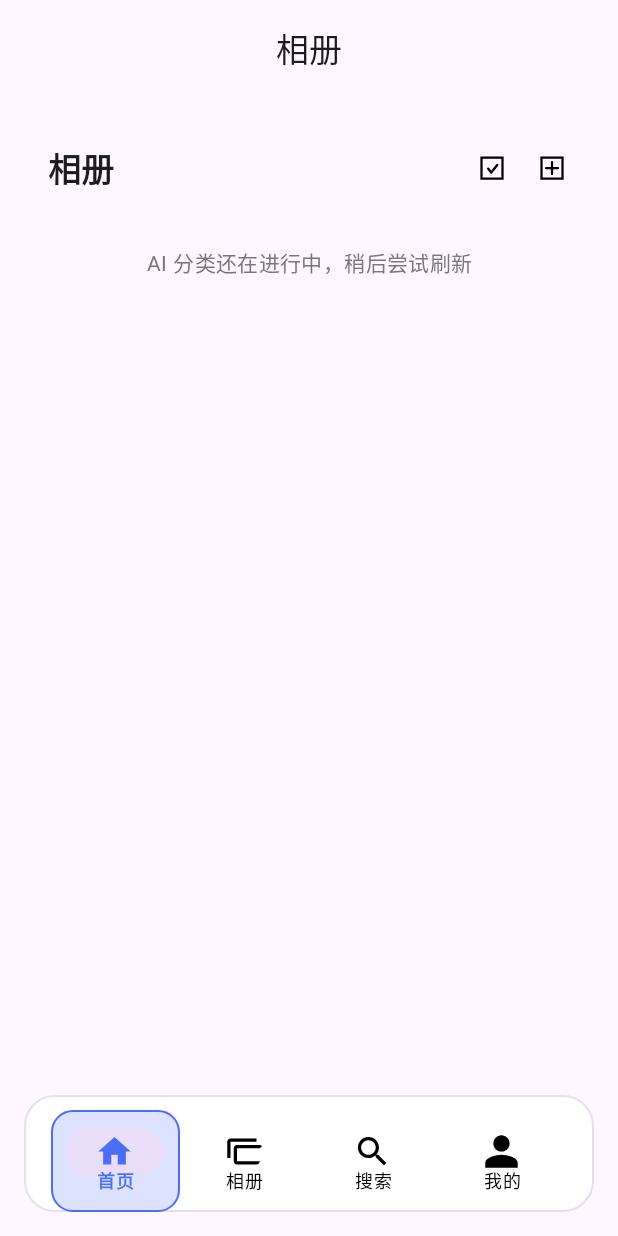
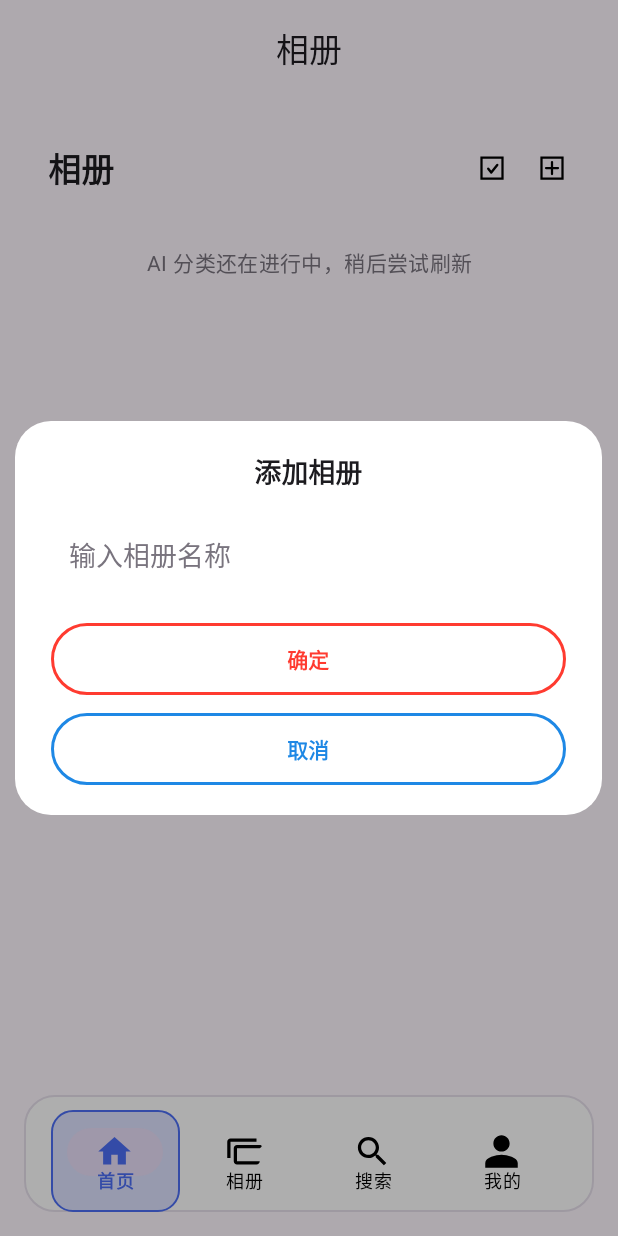
Before and after one commit to Akine-Ko/Photos, an Android app: the AlbumsFragment screen opened through its navigation route, after a tap on "添加相册", on a phone screen of 412 x 824 dp. Run offline under Robolectric (Android 15) with nearby library versions, the phone set to English and light mode, and no system bars; our stand-ins replace Room's generated code, navigation-ui; pictures from the network do not load; 4 statements that could not run were skipped.

Commit message:
添加相册功能弹窗优化

```diff
--- a/app/src/main/java/com/example/photos/ui/albums/AlbumsFragment.java
+++ b/app/src/main/java/com/example/photos/ui/albums/AlbumsFragment.java
@@ -120,8 +120,10 @@ public class AlbumsFragment extends Fragment {
                 try { com.example.photos.db.PhotosDb.get(appContext).categoryDao().renameCategory("IDPHOTO", "CARD"); } catch (Throwable ignore) {}
                 com.example.photos.db.CategoryDao dao = com.example.photos.db.PhotosDb.get(appContext).categoryDao();
                 List<com.example.photos.db.CategoryDao.CategoryCount> counts = dao.countsByCategory();
+                java.util.Set<String> existing = new java.util.HashSet<>();
                 for (com.example.photos.db.CategoryDao.CategoryCount c : counts) {
                     if (c == null || c.category == null) continue;
+                    existing.add(c.category);
                     String cover = dao.latestKeyForCategory(c.category);
                     if (cover == null) cover = "";
                     albums.add(new SmartAlbum(
@@ -132,6 +134,22 @@ public class AlbumsFragment extends Fragment {
                             cover,
                             c.cnt
                     ));
+                }
+                // Append user-created empty albums (if not already existing)
+                List<String> custom = CustomAlbumsStore.loadAll(appContext);
+                if (custom != null) {
+                    for (String name : custom) {
+                        if (name == null || name.trim().isEmpty()) continue;
+                        if (existing.contains(name)) continue;
+                        albums.add(new SmartAlbum(
+                                PhotoCategory.ALL,
+                                name,
+                                "自定义相册",
+                                "",
+                                "",
+                                0
+                        ));
+                    }
                 }
             } catch (Throwable ignore) {
                 success = false;
@@ -160,12 +178,42 @@ public class AlbumsFragment extends Fragment {
 
     private void setupActions() {
         if (addButton != null) {
-            addButton.setOnClickListener(v ->
-                    android.widget.Toast.makeText(requireContext(), "添加相册功能即将开放", android.widget.Toast.LENGTH_SHORT).show());
+            addButton.setOnClickListener(v -> promptAddAlbum());
         }
         if (multiSelectButton != null) {
             multiSelectButton.setOnClickListener(v ->
                     android.widget.Toast.makeText(requireContext(), "多选模式即将开放", android.widget.Toast.LENGTH_SHORT).show());
         }
     }
+
+    private void promptAddAlbum() {
+        android.view.LayoutInflater inflater = android.view.LayoutInflater.from(requireContext());
+        android.view.View dialogView = inflater.inflate(R.layout.dialog_add_album, null, false);
+        android.widget.EditText input = dialogView.findViewById(R.id.addAlbumInput);
+        androidx.appcompat.app.AlertDialog dialog = new androidx.appcompat.app.AlertDialog.Builder(requireContext())
+                .setView(dialogView)
+                .create();
+        if (dialog.getWindow() != null) {
+            dialog.getWindow().setBackgroundDrawable(new android.graphics.drawable.ColorDrawable(android.graphics.Color.TRANSPARENT));
+        }
+        android.view.View confirm = dialogView.findViewById(R.id.addAlbumConfirm);
+        android.view.View cancel = dialogView.findViewById(R.id.addAlbumCancel);
+        cancel.setOnClickListener(v -> dialog.dismiss());
+        confirm.setOnClickListener(v -> {
+            String name = input.getText() == null ? "" : input.getText().toString().trim();
+            if (name.isEmpty()) {
+                android.widget.Toast.makeText(requireContext(), R.string.albums_add_album_empty, android.widget.Toast.LENGTH_SHORT).show();
+                return;
+            }
+            boolean added = CustomAlbumsStore.add(requireContext().getApplicationContext(), name);
+            if (!added) {
+                android.widget.Toast.makeText(requireContext(), R.string.albums_add_album_exists, android.widget.Toast.LENGTH_SHORT).show();
+            } else {
+                android.widget.Toast.makeText(requireContext(), R.string.albums_add_album_done, android.widget.Toast.LENGTH_SHORT).show();
+                renderAlbumsAsync(requireContext().getApplicationContext());
+                dialog.dismiss();
+            }
+        });
+        dialog.show();
+    }
 }
--- /dev/null
+++ b/app/src/main/java/com/example/photos/ui/albums/CustomAlbumsStore.java
@@ -0,0 +1,41 @@
+package com.example.photos.ui.albums;
+
+import android.content.Context;
+import android.content.SharedPreferences;
+
+import java.util.ArrayList;
+import java.util.Collections;
+import java.util.HashSet;
+import java.util.List;
+import java.util.Set;
+
+/**
+ * Lightweight persistence for user-created albums (names only).
+ */
+final class CustomAlbumsStore {
+
+    private static final String PREFS = "custom_albums_store";
+    private static final String KEY_NAMES = "names";
+
+    private CustomAlbumsStore() {}
+
+    static List<String> loadAll(Context context) {
+        if (context == null) return Collections.emptyList();
+        SharedPreferences prefs = context.getSharedPreferences(PREFS, Context.MODE_PRIVATE);
+        Set<String> set = prefs.getStringSet(KEY_NAMES, Collections.emptySet());
+        return new ArrayList<>(set == null ? Collections.emptySet() : set);
+    }
+
+    static boolean add(Context context, String name) {
+        if (context == null || name == null) return false;
+        String trimmed = name.trim();
+        if (trimmed.isEmpty()) return false;
+        SharedPreferences prefs = context.getSharedPreferences(PREFS, Context.MODE_PRIVATE);
+        Set<String> set = prefs.getStringSet(KEY_NAMES, Collections.emptySet());
+        Set<String> copy = new HashSet<>(set == null ? Collections.emptySet() : set);
+        boolean added = copy.add(trimmed);
+        if (!added) return false;
+        prefs.edit().putStringSet(KEY_NAMES, copy).apply();
+        return true;
+    }
+}
--- /dev/null
+++ b/app/src/main/res/layout/dialog_add_album.xml
@@ -0,0 +1,60 @@
+<?xml version="1.0" encoding="utf-8"?>
+<LinearLayout xmlns:android="http://schemas.android.com/apk/res/android"
+    android:layout_width="match_parent"
+    android:layout_height="wrap_content"
+    android:background="@drawable/bg_delete_dialog"
+    android:orientation="vertical"
+    android:gravity="center_horizontal"
+    android:paddingStart="24dp"
+    android:paddingEnd="24dp"
+    android:paddingTop="20dp"
+    android:paddingBottom="20dp">
+
+    <TextView
+        android:id="@+id/addAlbumTitle"
+        android:layout_width="match_parent"
+        android:layout_height="wrap_content"
+        android:gravity="center"
+        android:text="@string/albums_add_album"
+        android:textColor="@color/brand_on_surface"
+        android:textSize="18sp"
+        android:textStyle="bold" />
+
+    <EditText
+        android:id="@+id/addAlbumInput"
+        android:layout_width="match_parent"
+        android:layout_height="wrap_content"
+        android:layout_marginTop="16dp"
+        android:background="@android:color/transparent"
+        android:hint="@string/albums_add_album_hint"
+        android:paddingStart="12dp"
+        android:paddingEnd="12dp"
+        android:paddingTop="12dp"
+        android:paddingBottom="12dp"
+        android:singleLine="true"
+        android:textColor="@color/brand_on_surface"
+        android:textColorHint="@color/brand_outline" />
+
+    <androidx.appcompat.widget.AppCompatButton
+        android:id="@+id/addAlbumConfirm"
+        android:layout_width="match_parent"
+        android:layout_height="48dp"
+        android:layout_marginTop="20dp"
+        android:background="@drawable/bg_delete_confirm_button"
+        android:text="@string/ok"
+        android:textAllCaps="false"
+        android:textColor="@color/delete_red"
+        android:textStyle="bold" />
+
+    <androidx.appcompat.widget.AppCompatButton
+        android:id="@+id/addAlbumCancel"
+        android:layout_width="match_parent"
+        android:layout_height="48dp"
+        android:layout_marginTop="12dp"
+        android:background="@drawable/bg_delete_cancel_button"
+        android:text="@string/cancel"
+        android:textAllCaps="false"
+        android:textColor="@color/delete_blue"
+        android:textStyle="bold" />
+
+</LinearLayout>
--- a/app/src/main/res/values/strings.xml
+++ b/app/src/main/res/values/strings.xml
@@ -27,6 +27,12 @@
     <string name="title_search">搜索</string>
     <string name="title_profile">我的</string>
     <string name="add_to">添加到</string>
+    <string name="albums_add_album_hint">输入相册名称</string>
+    <string name="albums_add_album_empty">名称不能为空</string>
+    <string name="albums_add_album_exists">已存在同名相册</string>
+    <string name="albums_add_album_done">已创建相册</string>
+    <string name="ok">确定</string>
+    <string name="cancel">取消</string>
     <string name="home_search_running">正在执行文字检索…</string>
     <string name="home_search_result_message">找到 %1$d 张与「%2$s」匹配的照片</string>
     <string name="search_by_image">以图搜图</string>
```
